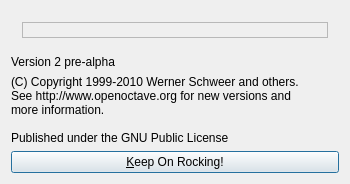
The window that oom/widgets/aboutbox.ui (ccherrett/oom) describes before a commit, drawn with Qt 5.
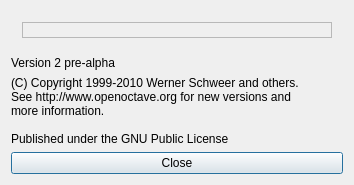
The same window after the commit.

What changed in the file:
```diff
--- a/oom/widgets/aboutbox.ui
+++ b/oom/widgets/aboutbox.ui
@@ -6,8 +6,8 @@
    <rect>
     <x>0</x>
     <y>0</y>
-    <width>350</width>
-    <height>160</height>
+    <width>354</width>
+    <height>185</height>
    </rect>
   </property>
   <property name="windowTitle">
@@ -72,7 +72,7 @@
    <item>
     <widget class="QPushButton" name="doneHere">
      <property name="text">
-      <string>&amp;Keep On Rocking!</string>
+      <string>Close</string>
      </property>
      <property name="shortcut">
       <string>Alt+K</string>
```
